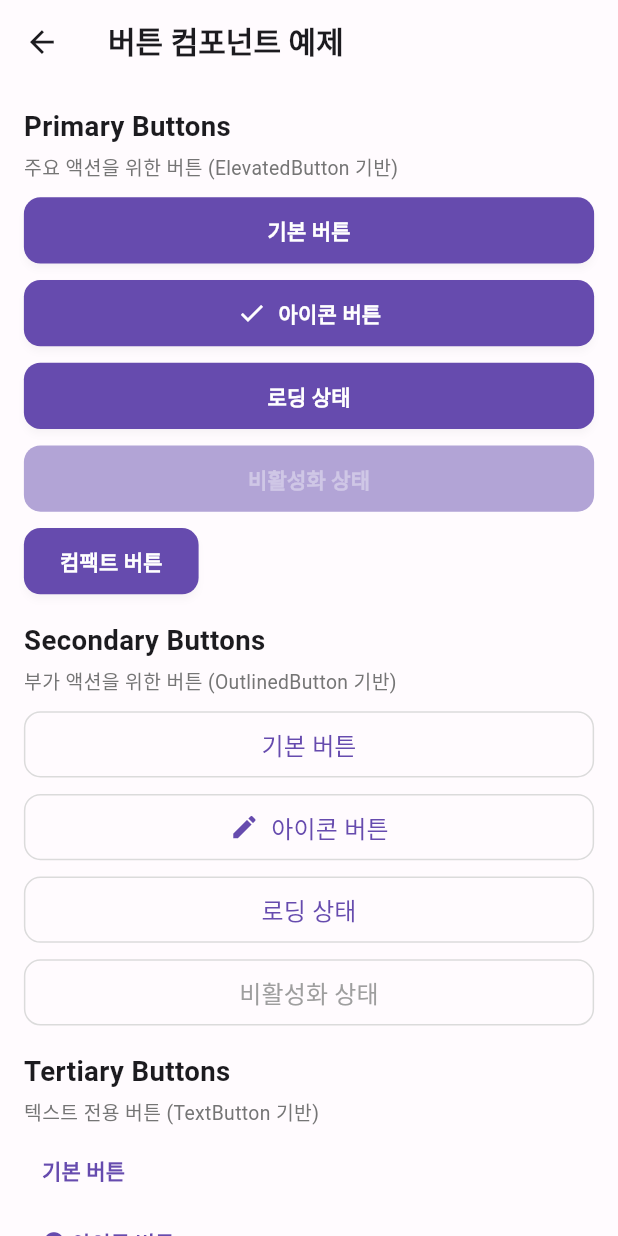
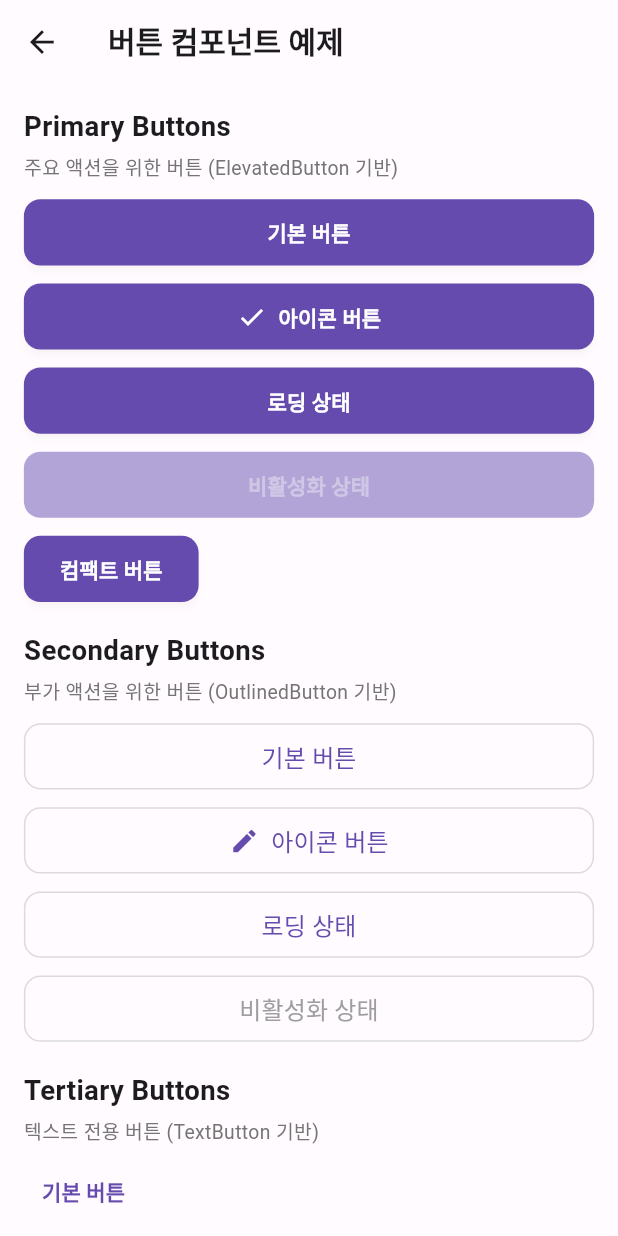
Before and after one commit to TEAM-Tripgether/tripgether-flutter, a Flutter app: the ButtonExamplesScreen screen opened directly, on a phone screen of 412 x 824 dp. Run offline on Flutter 3.47's test engine with Material 3 defaults, Android fonts, the phone set to English and light mode, and no system bars; our stand-ins replace cached_network_image, flutter_animate, flutter_dotenv, flutter_expandable_fab, flutter_riverpod, flutter_screenutil and 7 more; accounts and stored records are empty; generated files the repository leaves out were written again; Roboto replaces fonts that are missing (Pretendard).

Commit message:
fix : 텍스트 2중 체인 수정

```diff
--- a/lib/core/theme/app_spacing.dart
+++ b/lib/core/theme/app_spacing.dart
@@ -73,32 +73,32 @@ class AppSpacing {
 
   /// 버튼 큰 패딩: 가로 32, 세로 16
   static EdgeInsets get buttonPaddingLarge =>
-      EdgeInsets.symmetric(horizontal: xxxl, vertical: lg.h);
+      EdgeInsets.symmetric(horizontal: xxxl, vertical: lg);
 
   // ==================== 수직 간격 (SizedBox용) ====================
   /// 최소 수직 간격: 4
-  static SizedBox get verticalSpaceXS => SizedBox(height: xs.h);
+  static SizedBox get verticalSpaceXS => SizedBox(height: xs);
 
   /// 아주 작은 수직 간격: 8
-  static SizedBox get verticalSpaceSM => SizedBox(height: sm.h);
+  static SizedBox get verticalSpaceSM => SizedBox(height: sm);
 
   /// 작은 수직 간격: 12
-  static SizedBox get verticalSpaceMD => SizedBox(height: md.h);
+  static SizedBox get verticalSpaceMD => SizedBox(height: md);
 
   /// 중간 수직 간격: 16
-  static SizedBox get verticalSpaceLG => SizedBox(height: lg.h);
+  static SizedBox get verticalSpaceLG => SizedBox(height: lg);
 
   /// 큰 수직 간격: 20
-  static SizedBox get verticalSpaceXL => SizedBox(height: xl.h);
+  static SizedBox get verticalSpaceXL => SizedBox(height: xl);
 
   /// 아주 큰 수직 간격: 24
-  static SizedBox get verticalSpaceXXL => SizedBox(height: xxl.h);
+  static SizedBox get verticalSpaceXXL => SizedBox(height: xxl);
 
   /// 매우 큰 수직 간격: 32
-  static SizedBox get verticalSpaceXXXL => SizedBox(height: xxxl.h);
+  static SizedBox get verticalSpaceXXXL => SizedBox(height: xxxl);
 
   /// 초대형 수직 간격: 40
-  static SizedBox get verticalSpaceHuge => SizedBox(height: huge.h);
+  static SizedBox get verticalSpaceHuge => SizedBox(height: huge);
 
   // ==================== 수평 간격 (SizedBox용) ====================
   /// 최소 수평 간격: 4
@@ -132,7 +132,7 @@ class AppSpacing {
   // ==================== 특수 패딩 ====================
   /// 세션 정보 컨테이너 패딩: 가로 16, 세로 12
   static EdgeInsets get sessionInfoPadding =>
-      EdgeInsets.symmetric(horizontal: lg, vertical: md.h);
+      EdgeInsets.symmetric(horizontal: lg, vertical: md);
 
   /// AppBar 타이틀 좌측 패딩: 8
   static EdgeInsets get appBarTitlePadding => EdgeInsets.only(left: sm);
@@ -148,7 +148,7 @@ class AppSpacing {
   static SizedBox verticalSpace(double height) => SizedBox(height: height.h);
 
   /// 커스텀 수평 간격
-  static SizedBox horizontalSpace(double width) => SizedBox(width: width);
+  static SizedBox horizontalSpace(double width) => SizedBox(width: width.w);
 
   /// 커스텀 패딩 (전체)
   static EdgeInsets all(double value) => EdgeInsets.all(value.w);
--- a/lib/core/theme/app_text_styles.dart
+++ b/lib/core/theme/app_text_styles.dart
@@ -88,7 +88,7 @@ class AppTextStyles {
 
       // ==================== Title Styles (섹션 제목용) ====================
 
-      /// titleLarge: 22px, 세미볼드 (600)
+      /// titleLarge: 20px, 세미볼드 (600)
       /// 사용처: 앱바 제목, 섹션 타이틀
       titleLarge: TextStyle(
         fontFamily: fontFamily,
```
